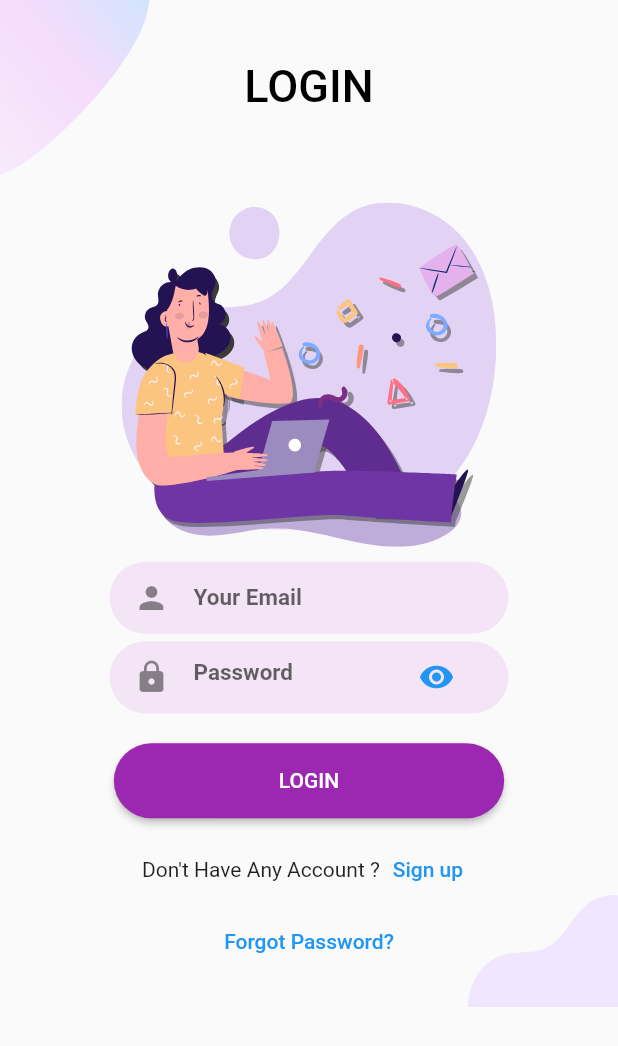
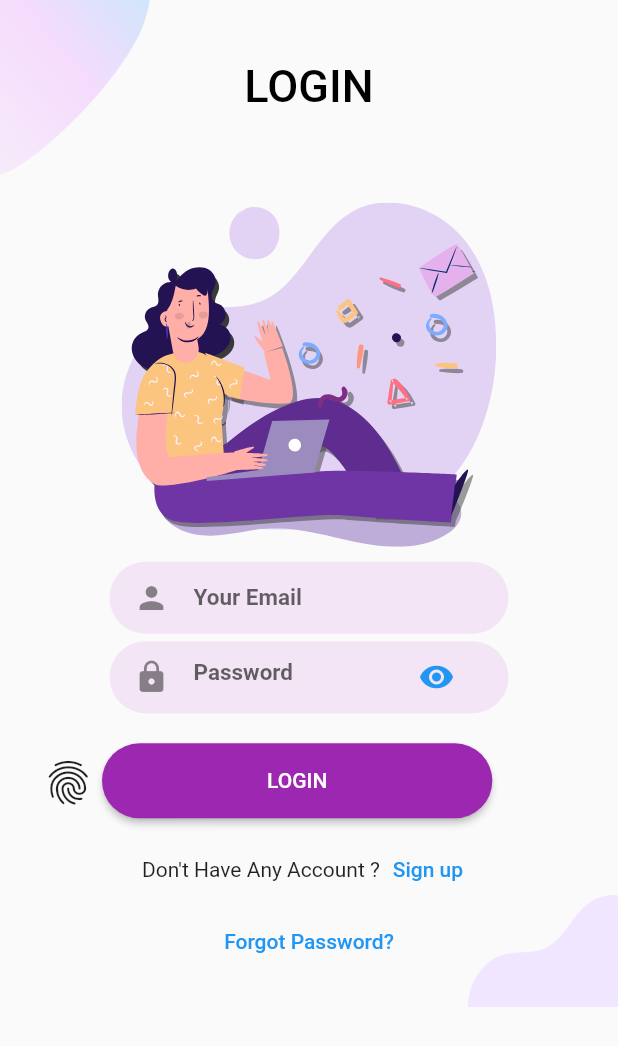
Before and after one commit to ahmedyosry433/e-commerc_flutter, a Flutter app: the screen it shows after launch, on a phone screen of 412 x 824 dp. Shown: the top 1046 px of the screen. Run offline on Flutter 3.47's test engine with Material 2 defaults, Android fonts, the phone set to English and light mode, and no system bars; our stand-ins replace badges, cloud_firestore, firebase_auth, firebase_core, flutter_svg, google_sign_in and 6 more; missing offline and left inert: flutter_facebook_auth; accounts and stored records are empty.

Commit message:
biometric login

```diff
--- a/lib/main.dart
+++ b/lib/main.dart
@@ -17,6 +17,7 @@ import 'provider/login-provider.dart';
 import 'screens/product/favorite-page.dart';
 import 'screens/auth/splash-page.dart';
 import 'screens/auth/login-page.dart';
+import 'screens/product/home-page.dart';
 
 void main() async {
   WidgetsFlutterBinding.ensureInitialized();
@@ -52,6 +53,7 @@ class MyApp extends StatelessWidget {
           "/profile": (context) => Profile(),
           "/favorite": (context) => const Favorite(),
           "/category": (context) => const Categories(),
+          "/home": (context) => const HomePage(),
         },
       ),
     );
--- a/lib/screens/auth/login-page.dart
+++ b/lib/screens/auth/login-page.dart
@@ -28,7 +28,7 @@ class _LoginState extends State<Login> {
 
   @override
   Widget build(BuildContext context) {
-    final providerSub = Provider.of<LoginProvider>(context);
+    final providerSub = Provider.of<LoginProvider>(context, listen: true);
     return SafeArea(
       child: Scaffold(
         body: SizedBox(
@@ -98,38 +98,54 @@ class _LoginState extends State<Login> {
                           ),
                         ),
                         const SizedBox(height: 20),
+                        Row(
+                          children: [
+                            IconButton(
+                              onPressed: () async {
+                                if (await providerSub
+                                    .biometricAuthentication()) {
+                                  Navigator.popAndPushNamed(context, '/home');
+                                }
+                              },
+                              icon: const Icon(
+                                Icons.fingerprint,
+                                size: 35,
+                              ),
+                            ),
                             ElevatedButton(
                               onPressed: () async {
                                 try {
                                   await Provider.of<LoginProvider>(context,
                                           listen: false)
                                       .signIn(
-                                      userNameController: _userNameController,
-                                      passwordController: _passwordController);
+                                          userNameController:
+                                              _userNameController,
+                                          passwordController:
+                                              _passwordController);
                                   Navigator.popAndPushNamed(context, '/splash');
                                 } catch (e) {
                                   // Handle specific FirebaseAuthExceptions
                                   if (e is FirebaseAuthException) {
                                     //user Not Found
                                     if (e.code == 'user-not-found') {
-                                  ScaffoldMessenger.of(context).showSnackBar(
-                                      const SnackBar(
+                                      ScaffoldMessenger.of(context)
+                                          .showSnackBar(const SnackBar(
                                               content: Text('User not found')));
                                       //Wrong Password
                                     } else if (e.code == 'wrong-password') {
-                                  ScaffoldMessenger.of(context).showSnackBar(
-                                      const SnackBar(
+                                      ScaffoldMessenger.of(context)
+                                          .showSnackBar(const SnackBar(
                                               content: Text('Wrong password')));
                                     } else if (e.code == 'invalid-email') {
                                       // Invalid email format
-                                  ScaffoldMessenger.of(context).showSnackBar(
-                                      const SnackBar(
-                                          content:
-                                              Text('Invalid email format')));
+                                      ScaffoldMessenger.of(context)
+                                          .showSnackBar(const SnackBar(
+                                              content: Text(
+                                                  'Invalid email format')));
                                     } else {
                                       // Handle other FirebaseAuthExceptions or display a generic error
-                                  ScaffoldMessenger.of(context).showSnackBar(
-                                      SnackBar(
+                                      ScaffoldMessenger.of(context)
+                                          .showSnackBar(SnackBar(
                                               content: Text(
                                                   'Authentication error: ${e.code}')));
                                     }
@@ -145,6 +161,8 @@ class _LoginState extends State<Login> {
                               child: const Text(
                                 "LOGIN",
                               ),
+                            ),
+                          ],
                         ),
                         const SizedBox(height: 10),
                         Column(
--- a/pubspec.yaml
+++ b/pubspec.yaml
@@ -49,6 +49,7 @@ dependencies:
   loading_animation_widget: ^1.2.0+4
   cloud_firestore: ^4.9.3
   like_button: ^2.0.5
+  local_auth: ^2.1.7
 
 dev_dependencies:
   flutter_test:
```
Also changed, not shown: lib/provider/login-provider.dart (+21 -0 lines), pubspec.lock, 4 other files. Lines whose indentation alone changed are shown as unchanged.
